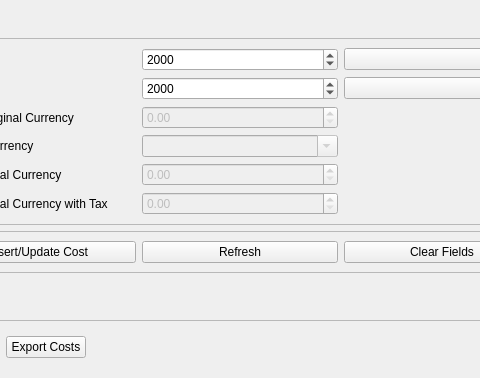
Above: ui/CostsTab.ui from CS-4820-Library-Project/COUNTER-5-Report-Tool-2020-5.0 before the change; both pictures show x 211 to 691 and y 174 to 552 of the 902 by 552 pixel window. Below: the same form after it.
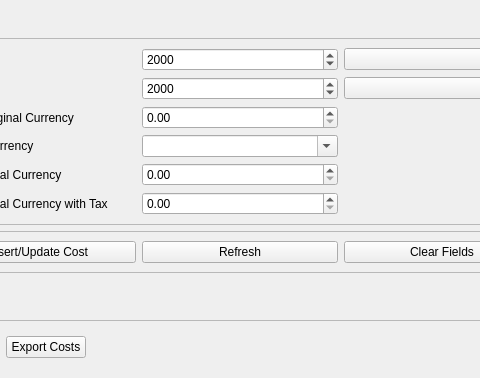
That is the form after the change. Icons and pictures are not drawn.

Diff of the .ui file:
```diff
--- a/ui/CostsTab.ui
+++ b/ui/CostsTab.ui
@@ -247,9 +247,6 @@
             </item>
             <item row="6" column="1">
              <widget class="QDoubleSpinBox" name="costs_cost_in_local_currency_with_tax_doublespinbox">
-              <property name="enabled">
-               <bool>false</bool>
-              </property>
               <property name="maximum">
                <double>999999999.990000009536743</double>
               </property>
@@ -257,9 +254,6 @@
             </item>
             <item row="4" column="1">
              <widget class="QComboBox" name="costs_original_currency_value_combobox">
-              <property name="enabled">
-               <bool>false</bool>
-              </property>
               <property name="editable">
                <bool>true</bool>
               </property>
@@ -267,9 +261,6 @@
             </item>
             <item row="3" column="1">
              <widget class="QDoubleSpinBox" name="costs_cost_in_original_currency_doublespinbox">
-              <property name="enabled">
-               <bool>false</bool>
-              </property>
               <property name="maximum">
                <double>999999999.990000009536743</double>
               </property>
@@ -277,9 +268,6 @@
             </item>
             <item row="5" column="1">
              <widget class="QDoubleSpinBox" name="costs_cost_in_local_currency_doublespinbox">
-              <property name="enabled">
-               <bool>false</bool>
-              </property>
               <property name="maximum">
                <double>999999999.990000009536743</double>
               </property>
```
